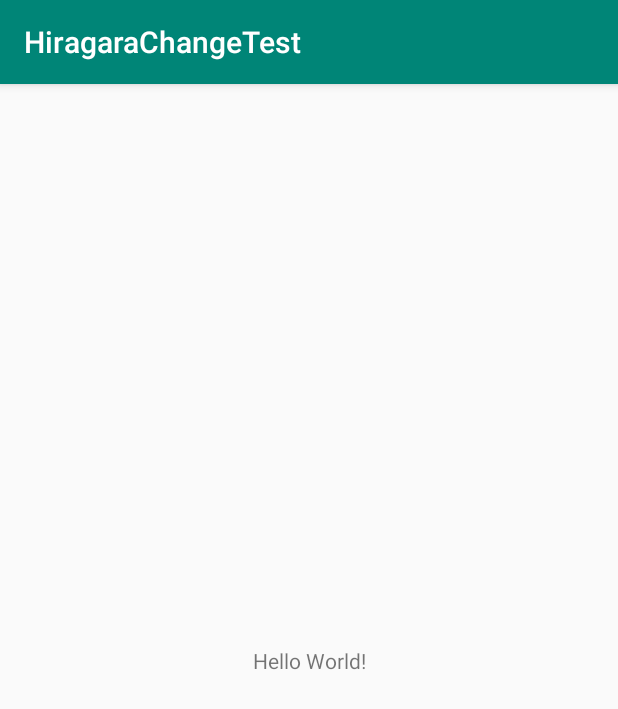
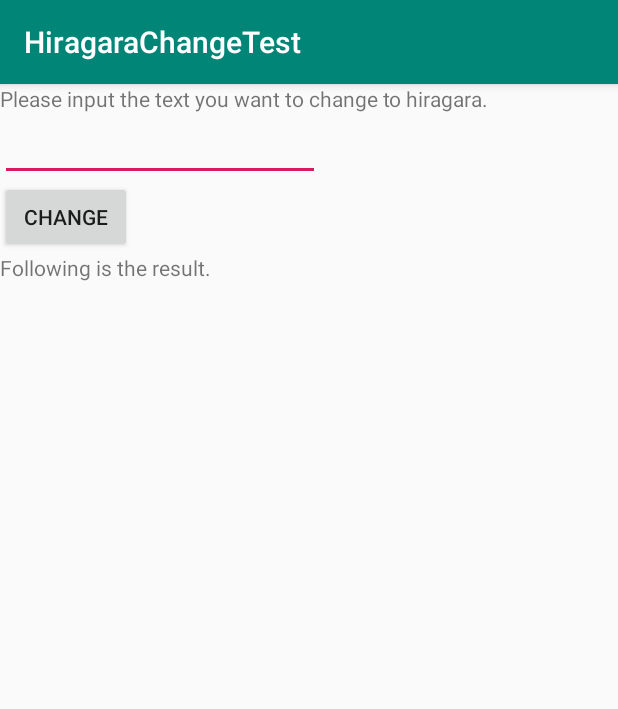
Before and after one commit to Yuxiang-Liu/HiragaraChangingTest, an Android app: the screen it shows after launch (MainActivity), on a phone screen of 412 x 824 dp. Shown: the top 709 px of the screen. Run offline under Robolectric (Android 15) with nearby library versions, the phone set to English and light mode, and no system bars.

Commit message:
introdue simple UI This commit introduce a very simple UI.

```diff
--- a/app/build.gradle
+++ b/app/build.gradle
@@ -23,6 +23,7 @@ dependencies {
     implementation fileTree(dir: 'libs', include: ['*.jar'])
     implementation 'androidx.appcompat:appcompat:1.0.2'
     implementation 'androidx.constraintlayout:constraintlayout:1.1.3'
+    implementation("com.squareup.okhttp3:okhttp:3.14.2")
     testImplementation 'junit:junit:4.12'
     androidTestImplementation 'androidx.test:runner:1.1.1'
     androidTestImplementation 'androidx.test.espresso:espresso-core:3.1.1'
--- a/app/src/main/res/layout/activity_main.xml
+++ b/app/src/main/res/layout/activity_main.xml
@@ -7,12 +7,51 @@
     tools:context=".MainActivity">
 
     <TextView
+        android:id="@+id/outputBox"
         android:layout_width="wrap_content"
         android:layout_height="wrap_content"
-        android:text="Hello World!"
-        app:layout_constraintBottom_toBottomOf="parent"
+        android:text="@string/default_output"
         app:layout_constraintLeft_toLeftOf="parent"
-        app:layout_constraintRight_toRightOf="parent"
+        app:layout_constraintTop_toBottomOf="@id/outputGuideLabel"
+        app:layout_constraintVertical_bias="0.29000002" />
+
+    <EditText
+        android:id="@+id/inputBox"
+        android:layout_width="wrap_content"
+        android:layout_height="45dp"
+        android:ems="10"
+        android:inputType="textPersonName"
+        android:text="@string/default_input"
+        app:layout_constraintTop_toBottomOf="@id/inputGuideLabel"
+        app:layout_constraintLeft_toLeftOf="parent"
+        tools:layout_editor_absoluteX="59dp" />
+
+    <Button
+        android:id="@+id/ChangeButton"
+        android:layout_width="wrap_content"
+        android:layout_height="wrap_content"
+        android:text="@string/start_change"
+        app:layout_constraintTop_toBottomOf="@id/inputBox"
+        app:layout_constraintLeft_toLeftOf="parent"
+        tools:layout_editor_absoluteX="167dp"
+        tools:layout_editor_absoluteY="273dp" />
+
+    <TextView
+        android:id="@+id/inputGuideLabel"
+        android:layout_width="wrap_content"
+        android:layout_height="wrap_content"
+        android:text="@string/input_guideline"
+        app:layout_constraintStart_toStartOf="parent"
         app:layout_constraintTop_toTopOf="parent" />
 
+    <TextView
+        android:id="@+id/outputGuideLabel"
+        android:layout_width="wrap_content"
+        android:layout_height="wrap_content"
+        android:text="@string/output_guideline"
+        app:layout_constraintTop_toBottomOf="@id/ChangeButton"
+        app:layout_constraintLeft_toLeftOf="parent"
+        tools:layout_editor_absoluteX="37dp"
+        tools:layout_editor_absoluteY="330dp" />
+
 </androidx.constraintlayout.widget.ConstraintLayout>
--- a/app/src/main/res/values/strings.xml
+++ b/app/src/main/res/values/strings.xml
@@ -1,3 +1,8 @@
 <resources>
     <string name="app_name">HiragaraChangeTest</string>
+    <string name="input_guideline">Please input the text you want to change to hiragara.</string>
+    <string name="output_guideline">Following is the result.</string>
+    <string name="default_input">""</string>
+    <string name="default_output">""</string>
+    <string name="start_change">Change</string>
 </resources>
```
